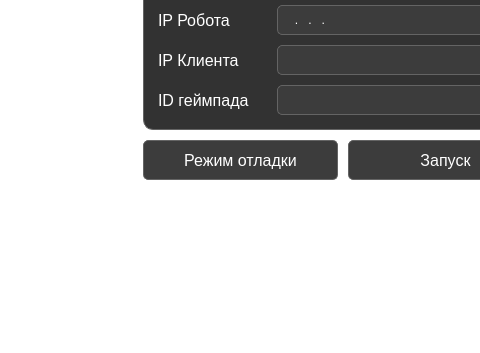
First picture: the form in src/ClientApp/Widgets/Authorization/AuthorizationWidget.ui, repository PolarStarWalker/PolarUV-client, before the edit; both pictures show x 96 to 576 and y 274 to 627 of the 878 by 627 pixel window.
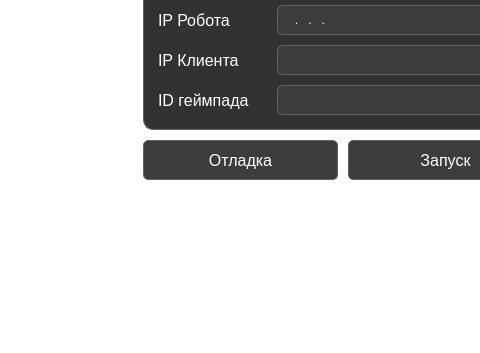
Second picture: the form after the edit. Icons and pictures are not drawn.

Patch:
```diff
--- a/src/ClientApp/Widgets/Authorization/AuthorizationWidget.ui
+++ b/src/ClientApp/Widgets/Authorization/AuthorizationWidget.ui
@@ -798,7 +798,7 @@
 }</string>
         </property>
         <property name="text">
-         <string>Режим отладки</string>
+         <string>Отладка</string>
         </property>
         <property name="iconSize">
          <size>
```
